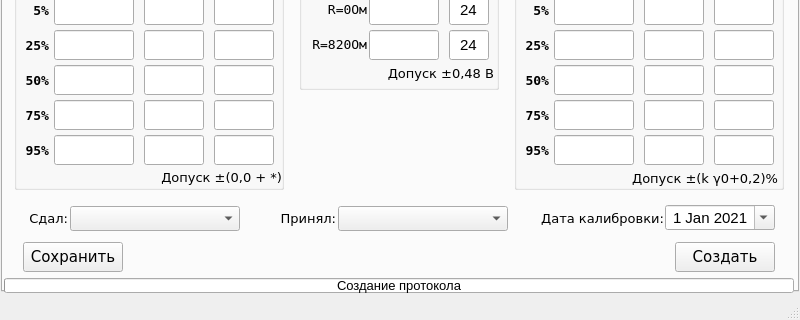
First picture: the form in main.ui, repository asd192/CalibrationIRT59, before the edit; both pictures show x 0 to 800 and y 350 to 670 of the 800 by 670 pixel window.
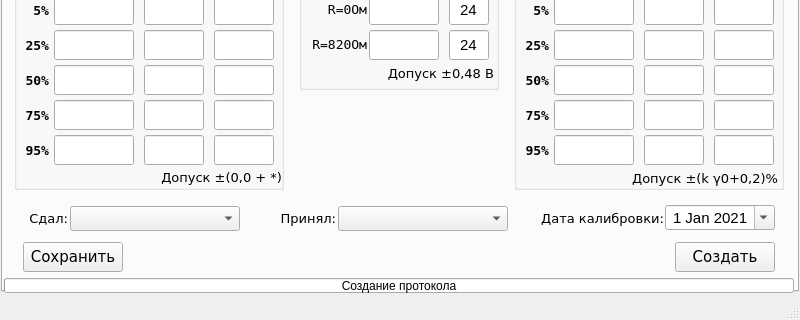
Second picture: the form after the edit.

What changed in the file:
```diff
--- a/main.ui
+++ b/main.ui
@@ -2930,7 +2930,7 @@
     <property name="font">
      <font>
       <family>Segoe UI</family>
-      <pointsize>10</pointsize>
+      <pointsize>9</pointsize>
      </font>
     </property>
     <property name="value">
```
